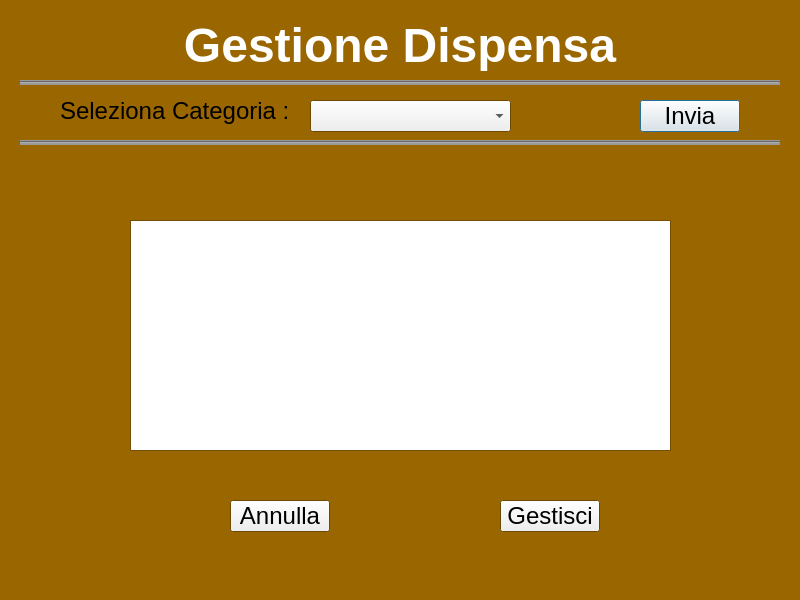
LoboBlanco761/Dispensa, file Source/gestione.ui: the form before one commit.
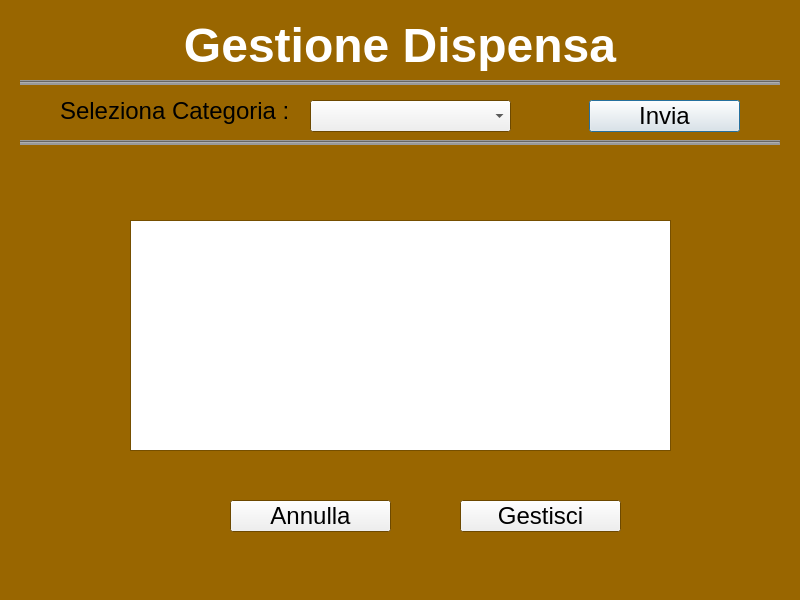
The form after the commit.

Diff of the .ui file:
```diff
--- a/Source/gestione.ui
+++ b/Source/gestione.ui
@@ -194,9 +194,9 @@
   <widget class="QPushButton" name="pushButton_2">
    <property name="geometry">
     <rect>
-     <x>640</x>
+     <x>589</x>
      <y>100</y>
-     <width>100</width>
+     <width>151</width>
      <height>32</height>
     </rect>
    </property>
@@ -233,9 +233,9 @@
   <widget class="QLabel" name="label_3">
    <property name="geometry">
     <rect>
-     <x>170</x>
+     <x>20</x>
      <y>170</y>
-     <width>471</width>
+     <width>760</width>
      <height>31</height>
     </rect>
    </property>
@@ -249,9 +249,9 @@
   <widget class="QPushButton" name="pushButton_3">
    <property name="geometry">
     <rect>
-     <x>500</x>
+     <x>460</x>
      <y>500</y>
-     <width>100</width>
+     <width>161</width>
      <height>32</height>
     </rect>
    </property>
@@ -264,7 +264,7 @@
     <rect>
      <x>230</x>
      <y>500</y>
-     <width>100</width>
+     <width>161</width>
      <height>32</height>
     </rect>
    </property>
```
